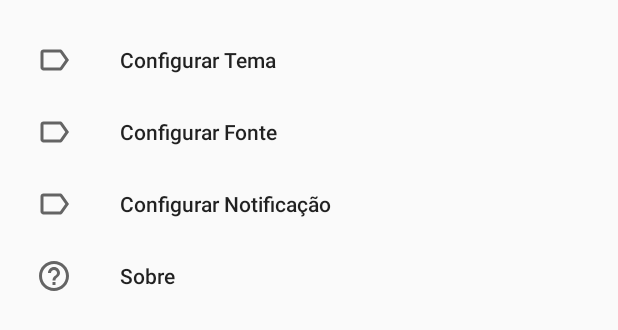
After one commit to RenatoAWK/Diary, an Android app: the layout fragment_bottomsheet.xml on its own in the app's theme, with its tools: preview values and no code run, on a phone screen of 412 x 824 dp. The commit adds this screen. Shown: the top 330 px of the screen. Run offline under Robolectric (Android 15) with nearby library versions, the phone set to English and light mode, and no system bars.

Commit message:
Ações do botão do menu da bottom funcionando

```diff
--- /dev/null
+++ b/app/src/main/java/com/renatoawk/diary/BottomNavigationDrawerFragment.java
@@ -0,0 +1,43 @@
+package com.renatoawk.diary;
+
+import android.content.Context;
+import android.os.Bundle;
+import android.view.LayoutInflater;
+import android.view.MenuItem;
+import android.view.View;
+import android.view.ViewGroup;
+import android.widget.Toast;
+
+import androidx.annotation.NonNull;
+import androidx.annotation.Nullable;
+
+import com.google.android.material.bottomsheet.BottomSheetDialogFragment;
+import com.google.android.material.navigation.NavigationView;
+
+public class BottomNavigationDrawerFragment extends BottomSheetDialogFragment {
+    private Context context;
+    public BottomNavigationDrawerFragment(Context context) {
+        this.context = context;
+    }
+
+    @Nullable
+    @Override
+    public View onCreateView(@NonNull LayoutInflater inflater, @Nullable ViewGroup container, @Nullable Bundle savedInstanceState) {
+        View view = inflater.inflate(R.layout.fragment_bottomsheet, container, false);
+        NavigationView navigation_view = view.findViewById(R.id.navigation_view);
+        navigation_view.setNavigationItemSelectedListener(new NavigationView.OnNavigationItemSelectedListener() {
+            @Override
+            public boolean onNavigationItemSelected(@NonNull MenuItem item) {
+                if (item.getItemId() == R.id.theme){
+                    Toast.makeText(context, "Pegou", Toast.LENGTH_SHORT).show();
+                }
+                return true;
+            }
+        });
+
+        return view;
+
+    }
+
+
+}
--- a/app/src/main/java/com/renatoawk/diary/gui/NotesActivity.java
+++ b/app/src/main/java/com/renatoawk/diary/gui/NotesActivity.java
@@ -12,6 +12,7 @@ import android.view.Window;
 import android.widget.Toast;
 
 import com.google.android.material.bottomappbar.BottomAppBar;
+import com.renatoawk.diary.BottomNavigationDrawerFragment;
 import com.renatoawk.diary.R;
 
 public class NotesActivity extends AppCompatActivity {
@@ -24,7 +25,13 @@ public class NotesActivity extends AppCompatActivity {
 
     @Override
     public boolean onOptionsItemSelected(@NonNull MenuItem item) {
-        if (item.getItemId() == R.id.app_bar_settings){
+        if (item.getItemId() == 16908332){
+            BottomNavigationDrawerFragment bottomNavigationDrawerFragment = new BottomNavigationDrawerFragment(this);
+            bottomNavigationDrawerFragment.show(getSupportFragmentManager(), bottomNavigationDrawerFragment.getTag());
+
+
+
+        } else if (item.getItemId() == R.id.app_bar_settings){
             Toast.makeText(this, "Pegou o clique no settings", Toast.LENGTH_SHORT).show();
         }
         return true;
--- /dev/null
+++ b/app/src/main/res/drawable/ic_help_outline_black_24dp.xml
@@ -0,0 +1,9 @@
+<vector xmlns:android="http://schemas.android.com/apk/res/android"
+        android:width="24dp"
+        android:height="24dp"
+        android:viewportWidth="24.0"
+        android:viewportHeight="24.0">
+    <path
+        android:fillColor="#FF000000"
+        android:pathData="M11,18h2v-2h-2v2zM12,2C6.48,2 2,6.48 2,12s4.48,10 10,10 10,-4.48 10,-10S17.52,2 12,2zM12,20c-4.41,0 -8,-3.59 -8,-8s3.59,-8 8,-8 8,3.59 8,8 -3.59,8 -8,8zM12,6c-2.21,0 -4,1.79 -4,4h2c0,-1.1 0.9,-2 2,-2s2,0.9 2,2c0,2 -3,1.75 -3,5h2c0,-2.25 3,-2.5 3,-5 0,-2.21 -1.79,-4 -4,-4z"/>
+</vector>
--- /dev/null
+++ b/app/src/main/res/drawable/ic_label_outline_black_24dp.xml
@@ -0,0 +1,9 @@
+<vector xmlns:android="http://schemas.android.com/apk/res/android"
+        android:width="24dp"
+        android:height="24dp"
+        android:viewportWidth="24.0"
+        android:viewportHeight="24.0">
+    <path
+        android:fillColor="#FF000000"
+        android:pathData="M17.63,5.84C17.27,5.33 16.67,5 16,5L5,5.01C3.9,5.01 3,5.9 3,7v10c0,1.1 0.9,1.99 2,1.99L16,19c0.67,0 1.27,-0.33 1.63,-0.84L22,12l-4.37,-6.16zM16,17H5V7h11l3.55,5L16,17z"/>
+</vector>
--- /dev/null
+++ b/app/src/main/res/layout/fragment_bottomsheet.xml
@@ -0,0 +1,23 @@
+<?xml version="1.0" encoding="utf-8"?>
+<androidx.constraintlayout.widget.ConstraintLayout
+    xmlns:app="http://schemas.android.com/apk/res-auto"
+    xmlns:tools="http://schemas.android.com/tools"
+    xmlns:android="http://schemas.android.com/apk/res/android"
+    android:layout_width="match_parent"
+    android:layout_height="wrap_content">
+
+
+    <com.google.android.material.navigation.NavigationView
+        android:id="@+id/navigation_view"
+        android:layout_width="match_parent"
+        android:layout_height="wrap_content"
+        android:layout_gravity="bottom"
+        android:layout_marginStart="8dp"
+        android:layout_marginTop="8dp"
+        android:layout_marginEnd="8dp"
+        app:layout_constraintEnd_toEndOf="parent"
+        app:layout_constraintStart_toStartOf="parent"
+        app:layout_constraintTop_toTopOf="parent"
+        app:menu="@menu/bottom_nav_drawer_menu"/>
+
+</androidx.constraintlayout.widget.ConstraintLayout>
--- /dev/null
+++ b/app/src/main/res/menu/bottom_nav_drawer_menu.xml
@@ -0,0 +1,25 @@
+<?xml version="1.0" encoding="utf-8"?>
+<menu xmlns:android="http://schemas.android.com/apk/res/android"
+    xmlns:app="http://schemas.android.com/apk/res-auto">
+    <group android:checkableBehavior="none">
+        <item
+            android:id="@+id/theme"
+            android:icon="@drawable/ic_label_outline_black_24dp"
+            android:title="@string/theme_settings" />
+        <item
+            android:id="@+id/font"
+            android:icon="@drawable/ic_label_outline_black_24dp"
+            android:title="@string/font_settings" />
+        <item
+            android:id="@+id/notify"
+            android:icon="@drawable/ic_label_outline_black_24dp"
+            android:title="@string/notification_settings" />
+    </group>
+
+    <group android:checkableBehavior="none">
+        <item
+            android:id="@+id/about"
+            android:icon="@drawable/ic_help_outline_black_24dp"
+            android:title="@string/about" />
+    </group>
+</menu>
--- a/app/src/main/res/values/strings.xml
+++ b/app/src/main/res/values/strings.xml
@@ -18,4 +18,8 @@
     <string name="connection_error">Erro na conexão</string>
     <string name="search">Pesquisar</string>
     <string name="settings">Configurações</string>
+    <string name="theme_settings">Configurar Tema</string>
+    <string name="font_settings">Configurar Fonte</string>
+    <string name="notification_settings">Configurar Notificação</string>
+    <string name="about">Sobre</string>
 </resources>
```
Also changed, not shown: app/src/main/java/com/renatoawk/diary/gui/SignUpActivity.java (+3 -5 lines).
